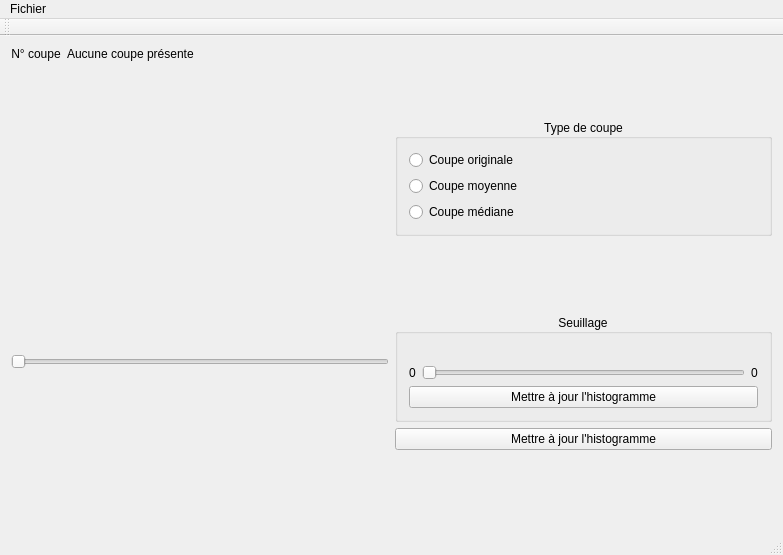
First picture: the form in mainwindow.ui, repository akrah/TKDetection, before the edit.
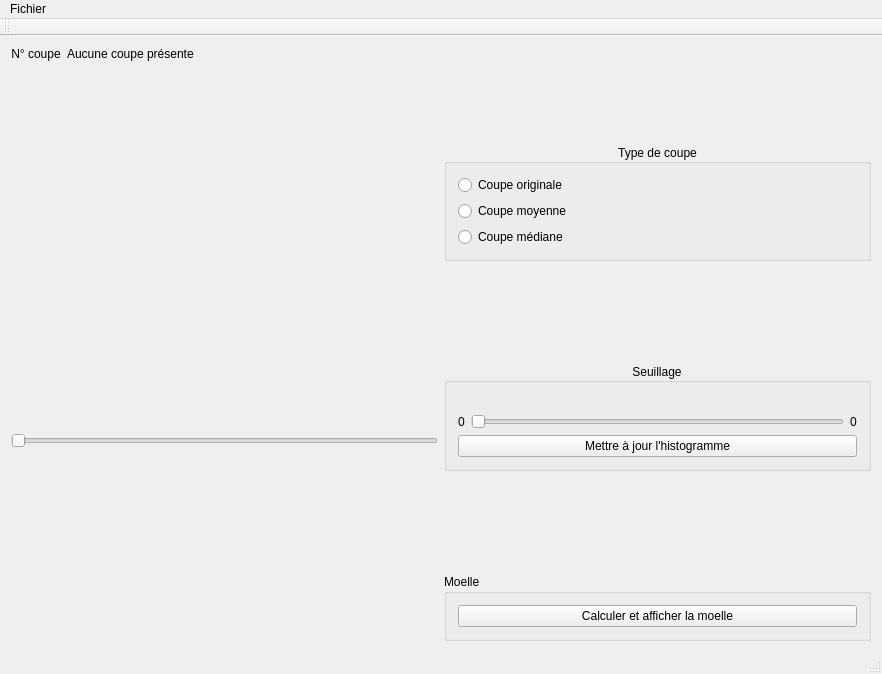
Second picture: the form after the edit. Custom widgets are drawn as their Qt base class.

Commit message: Ajout de la moelle avec quelques améliorations mineures. L'extraction de la moelle demande à être refaite proprement.

Diff of the .ui file:
```diff
--- a/mainwindow.ui
+++ b/mainwindow.ui
@@ -6,8 +6,8 @@
    <rect>
     <x>0</x>
     <y>0</y>
-    <width>783</width>
-    <height>555</height>
+    <width>882</width>
+    <height>674</height>
    </rect>
   </property>
   <property name="windowTitle">
@@ -174,13 +174,6 @@
         </layout>
        </widget>
       </item>
-      <item>
-       <widget class="QPushButton" name="_buttonUpdateHistogram">
-        <property name="text">
-         <string>Mettre à jour l'histogramme</string>
-        </property>
-       </widget>
-      </item>
       <item>
        <spacer name="verticalSpacer_2">
         <property name="orientation">
@@ -194,6 +187,22 @@
         </property>
        </spacer>
       </item>
+      <item>
+       <widget class="QGroupBox" name="groupBox_3">
+        <property name="title">
+         <string>Moelle</string>
+        </property>
+        <layout class="QVBoxLayout" name="verticalLayout_4">
+         <item>
+          <widget class="QPushButton" name="_buttonMarrow">
+           <property name="text">
+            <string>Calculer et afficher la moelle</string>
+           </property>
+          </widget>
+         </item>
+        </layout>
+       </widget>
+      </item>
      </layout>
     </item>
    </layout>
@@ -203,7 +212,7 @@
     <rect>
      <x>0</x>
      <y>0</y>
-     <width>783</width>
+     <width>882</width>
      <height>25</height>
     </rect>
    </property>
```
The commit also changes 10 other files.
